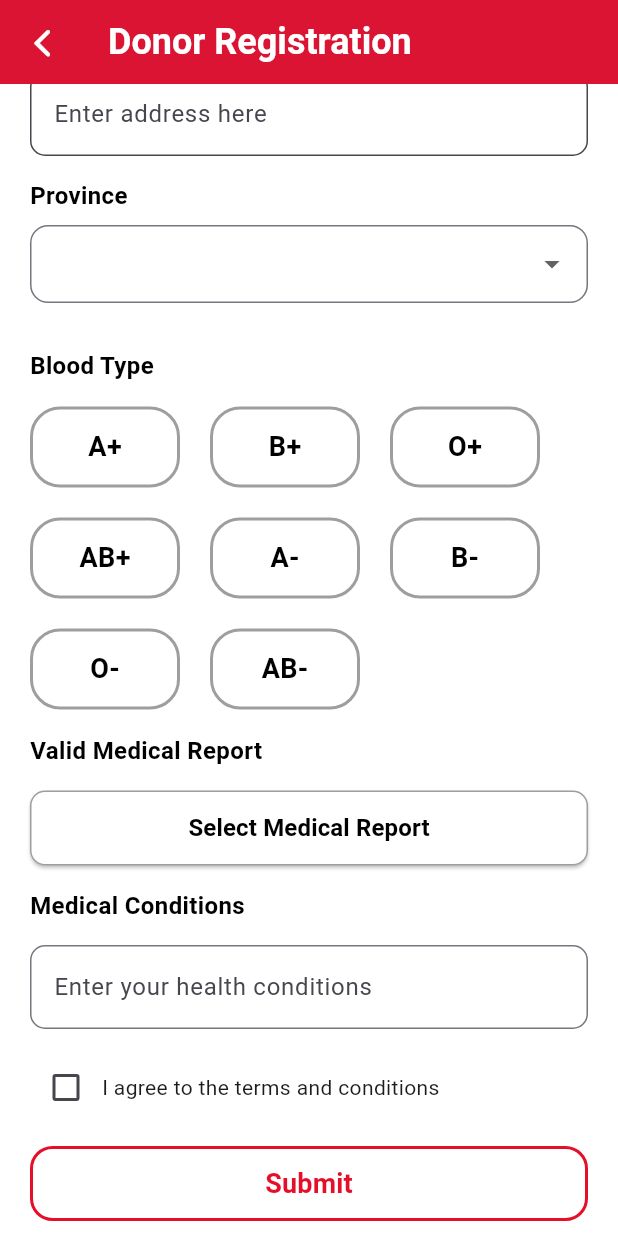
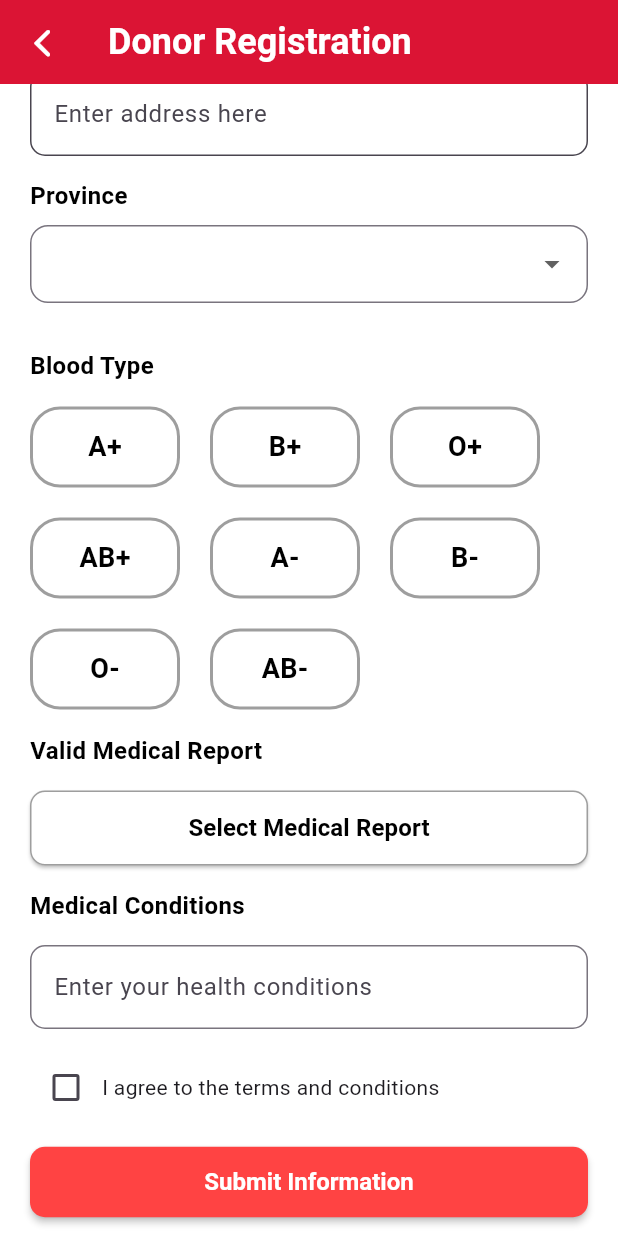
Before and after one commit to ArvinFox/LifeBlood-Blood-Donation-App, a Flutter app: the DonorRegistration screen opened by its route, scrolled down 576 dp, on a phone screen of 412 x 824 dp. Run offline on Flutter 3.47's test engine with Material 3 defaults, Android fonts, the phone set to English and light mode, and no system bars; our stand-ins replace carousel_slider, cloud_firestore, curved_navigation_bar, file_picker, firebase_auth, firebase_core and 4 more; missing offline and left inert: twilio_flutter; accounts and stored records are empty; project files that could hold a hidden picture were left out.

Commit message:
Improve user detail editing: allow update only when changes are detected

```diff
--- a/lib/components/blood_request_card.dart
+++ b/lib/components/blood_request_card.dart
@@ -18,7 +18,7 @@ class BloodRequestCard extends StatelessWidget {
       builder: (context) {
         return AlertDialog(
           title: const Text(
-            "Are you sure, that you want to confirm?",
+            "Are you sure you want to confirm?",
             textAlign: TextAlign.center,
             style: TextStyle(fontSize: 20, fontWeight: FontWeight.w500),
           ),
--- a/lib/screens/donor_registration.dart
+++ b/lib/screens/donor_registration.dart
@@ -7,7 +7,6 @@ import 'package:flutter/material.dart';
 import 'package:flutter/services.dart';
 import 'package:intl/intl.dart';
 import 'package:lifeblood_blood_donation_app/components/custom_main_app_bar.dart';
-import 'package:lifeblood_blood_donation_app/components/login_button.dart';
 import 'package:lifeblood_blood_donation_app/components/text_field.dart';
 import 'package:lifeblood_blood_donation_app/models/medical_report_model.dart';
 import 'package:lifeblood_blood_donation_app/models/user_model.dart';
@@ -45,6 +44,19 @@ class _DonorRegistrationState extends State<DonorRegistration> {
   bool _isLoading = false;
   bool _isUploaded = false;
 
+  bool isEditing = false;
+  String? initialFullName;
+  String? initialDob;
+  String? initialGender;
+  String? initialContactNumber;
+  String? initialNic;
+  String? initialAddress;
+  String? initialBloodType;
+  String? initialProvince;
+  String? initialCity;
+  String? initialHealthCondition;
+  bool hasChanged = false;
+
   final List<String> bloodTypes = ['A+','B+','O+','AB+','A-','B-','O-','AB-'];
 
   final Map<String, List<String>> provinceCities = {
@@ -58,6 +70,27 @@ class _DonorRegistrationState extends State<DonorRegistration> {
     'Uva': ['Badulla', 'Monaragala'],
     'Sabaragamuwa': ['Ratnapura', 'Kegalle'],
   };
+
+  void _checkIfFormChanged() {
+  bool changed =
+      _fullNameController.text != initialFullName ||
+      _dobController.text != initialDob ||
+      selectedGender != initialGender ||
+      _contactNumberController.text != initialContactNumber ||
+      _nicController.text != initialNic ||
+      _addressController.text != initialAddress ||
+      selectedBloodType != initialBloodType ||
+      (selectedProvince ?? '') != initialProvince ||
+      (selectedCity ?? '') != initialCity ||
+      _healthConditionController.text != initialHealthCondition ||
+      _isUploaded;
+
+  if (changed != hasChanged) {
+    setState(() {
+      hasChanged = changed;
+    });
+  }
+}
 
   @override
   void initState() {
@@ -83,6 +116,24 @@ class _DonorRegistrationState extends State<DonorRegistration> {
           final DateFormat formatter = DateFormat('d-M-yyyy');
           _dobController.text = formatter.format(user.dob!);
         }
+
+        initialFullName = _fullNameController.text;
+        initialDob = _dobController.text;
+        initialGender = selectedGender;
+        initialContactNumber = _contactNumberController.text;
+        initialNic = _nicController.text;
+        initialAddress = _addressController.text;
+        initialBloodType = selectedBloodType;
+        initialProvince = selectedProvince ?? '';
+        initialCity = selectedCity ?? '';
+        initialHealthCondition = _healthConditionController.text;
+
+        _fullNameController.addListener(_checkIfFormChanged);
+        _dobController.addListener(_checkIfFormChanged);
+        _contactNumberController.addListener(_checkIfFormChanged);
+        _nicController.addListener(_checkIfFormChanged);
+        _addressController.addListener(_checkIfFormChanged);
+        _healthConditionController.addListener(_checkIfFormChanged);
 
         final supabase = Supabase.instance.client;
         final userId = user.userId;
@@ -112,6 +163,7 @@ class _DonorRegistrationState extends State<DonorRegistration> {
 
         setState(() {
           isSelected = true;
+          isEditing = true;
         });
       }
     });
@@ -354,6 +406,7 @@ class _DonorRegistrationState extends State<DonorRegistration> {
                       setState(() {
                         selectedProvince = val;
                         selectedCity = null;
+                        _checkIfFormChanged();
                       });
                     },
                   ),
@@ -368,6 +421,7 @@ class _DonorRegistrationState extends State<DonorRegistration> {
                       onChanged: (val) {
                         setState(() {
                           selectedCity = val;
+                          _checkIfFormChanged();
                         });
                       },
                     ),
@@ -385,7 +439,10 @@ class _DonorRegistrationState extends State<DonorRegistration> {
                   children: bloodTypes.map((type) {
                     final selected = selectedBloodType == type;
                     return GestureDetector(
-                      onTap:() => setState(() => selectedBloodType = type),
+                      onTap: () {
+                        setState(() => selectedBloodType = type);
+                        _checkIfFormChanged();
+                      },
                       child: AnimatedContainer(
                         duration: const Duration(milliseconds: 300),
                         width: 100,
@@ -489,12 +546,35 @@ class _DonorRegistrationState extends State<DonorRegistration> {
                   ],
                 ),
                 SizedBox(height: 15),
-                LoginButton(
-                  isLoading: _isLoading,
-                  text: 'Submit',
-                  onPressed: _isLoading
-                    ? null
-                    : submitDonorDetails
+                SizedBox(
+                  width: double.infinity,
+                  child: ElevatedButton(
+                    onPressed: (!_isLoading && (isEditing ? hasChanged : true))
+                      ? submitDonorDetails
+                      : null,
+                    style: ElevatedButton.styleFrom(
+                      backgroundColor: (!_isLoading && (isEditing ? hasChanged : true))
+                        ? const Color.fromARGB(255, 255, 67, 67)
+                        : Colors.grey[400],
+                      foregroundColor: Colors.white,
+                      textStyle: const TextStyle(fontSize: 16, fontWeight: FontWeight.bold),
+                      shape: RoundedRectangleBorder(
+                        borderRadius: BorderRadius.circular(10),
+                      ),
+                      elevation: (!_isLoading && (isEditing ? hasChanged : true)) ? 2 : 0,
+                      padding: const EdgeInsets.symmetric(vertical: 14),
+                    ),
+                    child: _isLoading
+                      ? const SizedBox(
+                          width: 24,
+                          height: 24,
+                          child: CircularProgressIndicator(
+                            color: Colors.white,
+                            strokeWidth: 2,
+                          ),
+                        )
+                      : Text(isEditing ? "Update Information" : "Submit Information"),
+                  ),
                 ),
               ],
             ),
@@ -553,6 +633,7 @@ class _DonorRegistrationState extends State<DonorRegistration> {
         .toList(),
       onChanged: (value) {
         setState(() => selectedGender = value.toString());
+        _checkIfFormChanged();
       },
       decoration: InputDecoration(
         border: OutlineInputBorder(borderRadius: BorderRadius.circular(15)),
```
Also changed, not shown: lib/components/drawer/side_drawer.dart (+14 -14 lines), lib/screens/edit_user_information.dart (+59 -5 lines), lib/screens/profile_screen.dart (+17 -16 lines), 4 other files.
